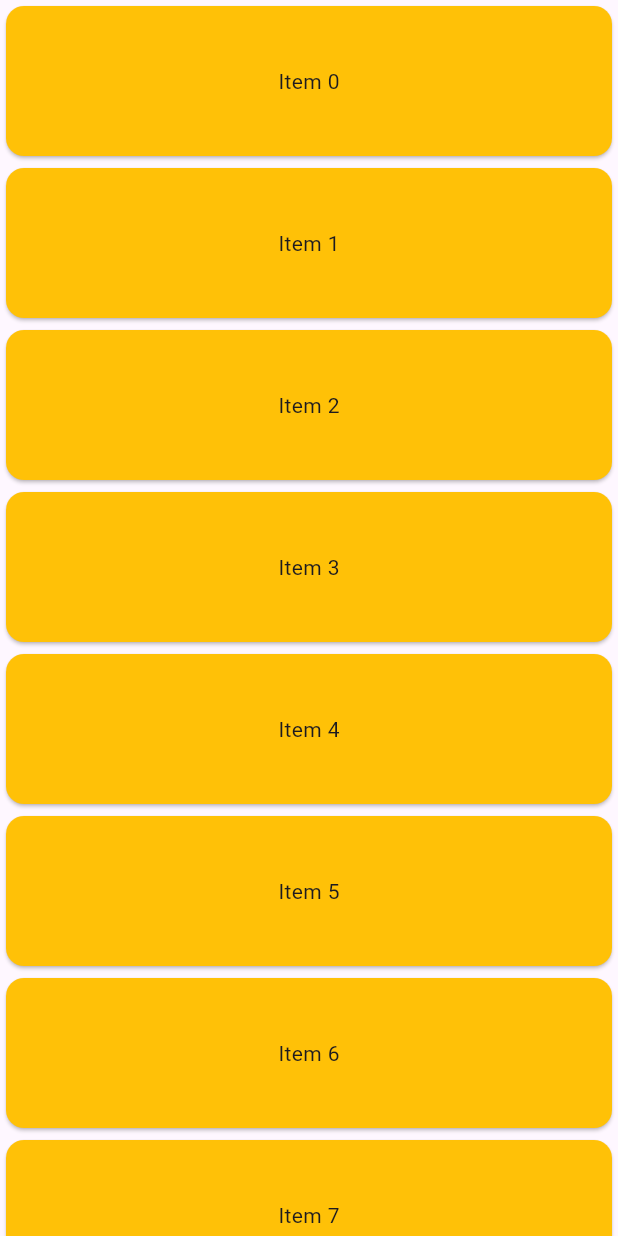
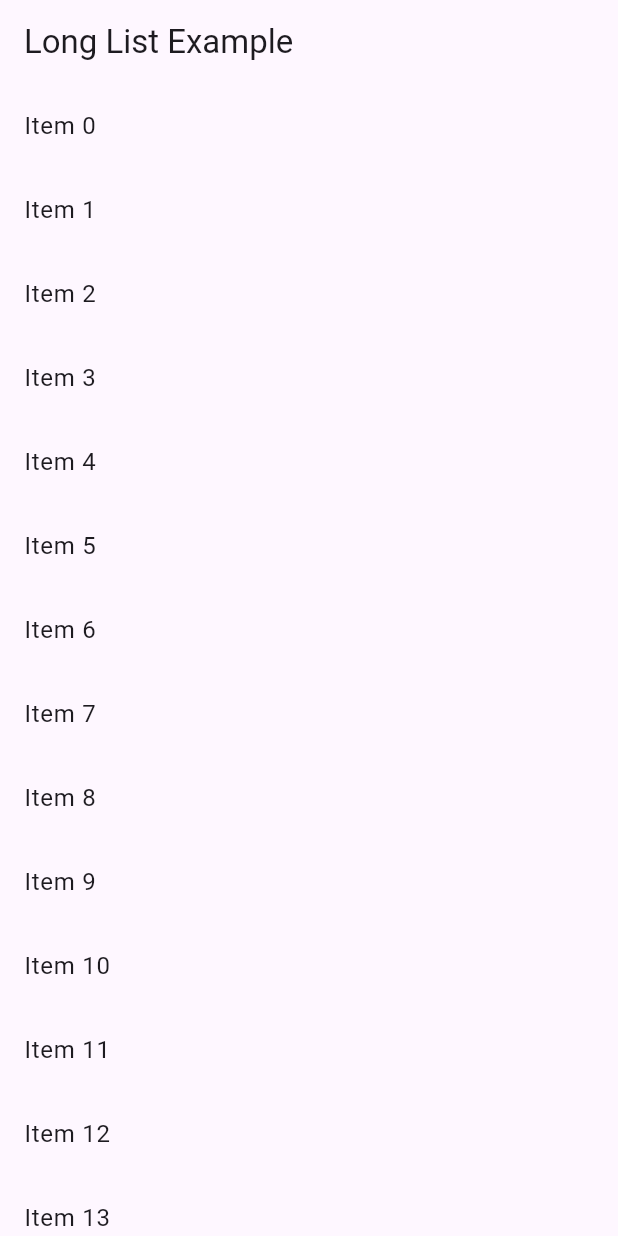
Before and after one commit to flutter-development-rboriba/list_girds_tests, a Flutter app: the screen it shows after launch, on a phone screen of 412 x 824 dp. Run offline on Flutter 3.47's test engine with Material 3 defaults, Android fonts, the phone set to English and light mode, and no system bars.

Commit message:
Work with long lists

```diff
--- a/lib/main.dart
+++ b/lib/main.dart
@@ -1,76 +1,37 @@
 import 'package:flutter/material.dart';
 
-void main() => runApp(const SpacedItemsList());
+void main() {
+  runApp(
+    MyApp(
+      items: List<String>.generate(10000, (i) => 'Item $i'),
+    ),
+  );
+}
 
-class SpacedItemsList extends StatelessWidget {
-  const SpacedItemsList({super.key});
+class MyApp extends StatelessWidget {
+  final List<String> items;
+
+  const MyApp({super.key, required this.items});
 
   @override
   Widget build(BuildContext context) {
-    const items = 10;
+    const String appTitle = 'Long List Example';
 
     return MaterialApp(
-      title: 'Flutter Demo',
-      debugShowCheckedModeBanner: false,
-      theme: ThemeData(
-        colorScheme: ColorScheme.fromSeed(seedColor: Colors.deepPurple),
-        cardTheme: CardTheme(color: Colors.amber.shade500),
-        useMaterial3: true,
-      ),
+      title: appTitle,
       home: Scaffold(
-        body: LayoutBuilder(builder: (context, constraints) {
-          return SingleChildScrollView(
-            child: ConstrainedBox(
-              constraints: BoxConstraints(minHeight: constraints.maxHeight),
-              child: Column(
-                mainAxisAlignment: MainAxisAlignment.spaceBetween,
-                crossAxisAlignment: CrossAxisAlignment.stretch,
-                children: List.generate(
-                    items, (index) => ItemWidget(text: 'Item $index')),
-              ),
-            ),
-          );
-        }),
-      ),
+          appBar: AppBar(
+            title: const Text(appTitle),
+          ),
+          body: ListView.builder(
+            itemCount: items.length,
+            prototypeItem: ListTile(title: Text(items.first)),
+            itemBuilder: (context, index) {
+              return ListTile(
+                title: Text(items[index]),
+              );
+            },
+          )),
     );
   }
 }
-
-class ItemWidget extends StatelessWidget {
-  const ItemWidget({
-    super.key,
-    required this.text,
-  });
-
-  final String text;
-
-  @override
-  Widget build(BuildContext context) {
-    return Card(
-      child: SizedBox(
-        height: 100,
-        child: Center(child: Text(text)),
-      ),
-    );
-  }
-}
-
-// LayoutBuilder(Builder: (context, constraints) {
-//   return SingleChildScrollView(
-//     child: ConstrainedBox(
-//       constraints: BoxConstraints(minHeight: constraints.maxHeight),
-//       child: Column(
-//         mainAxisAlignment: MainAxisAlignment.spaceBetween,
-//         children: [
-//           ItemWidget(text: 'Item 1'),
-//           Spacer(),
-//           ItemWidget(text: 'Item 2'),
-//           Expanded(
-//             child: ItemWidget(text: 'Item 3'),
-//           )
-
-//         ],
-//       ),
-//     ),
-//   );
-// });
```
